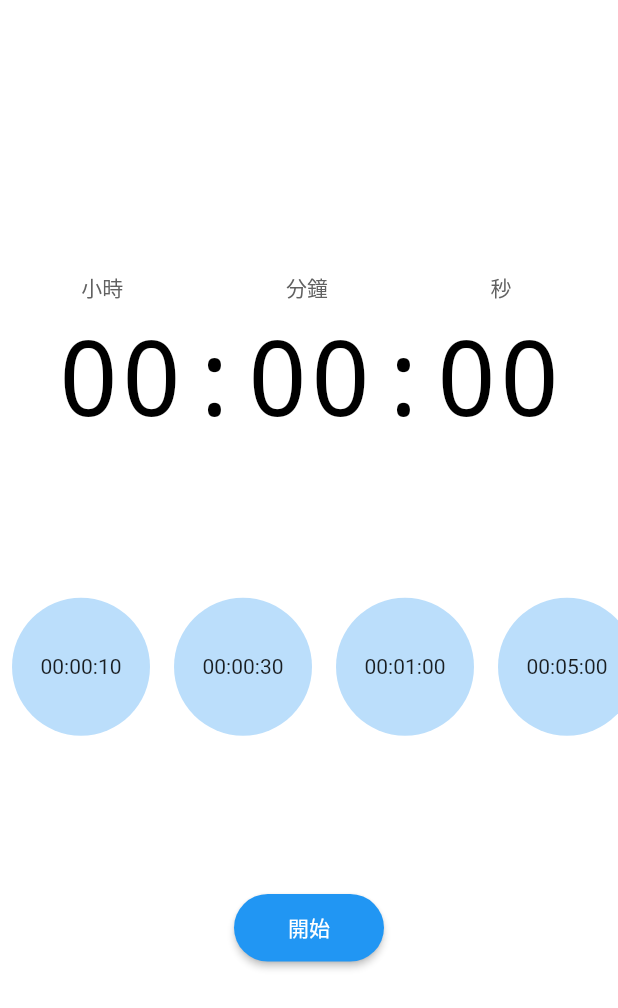
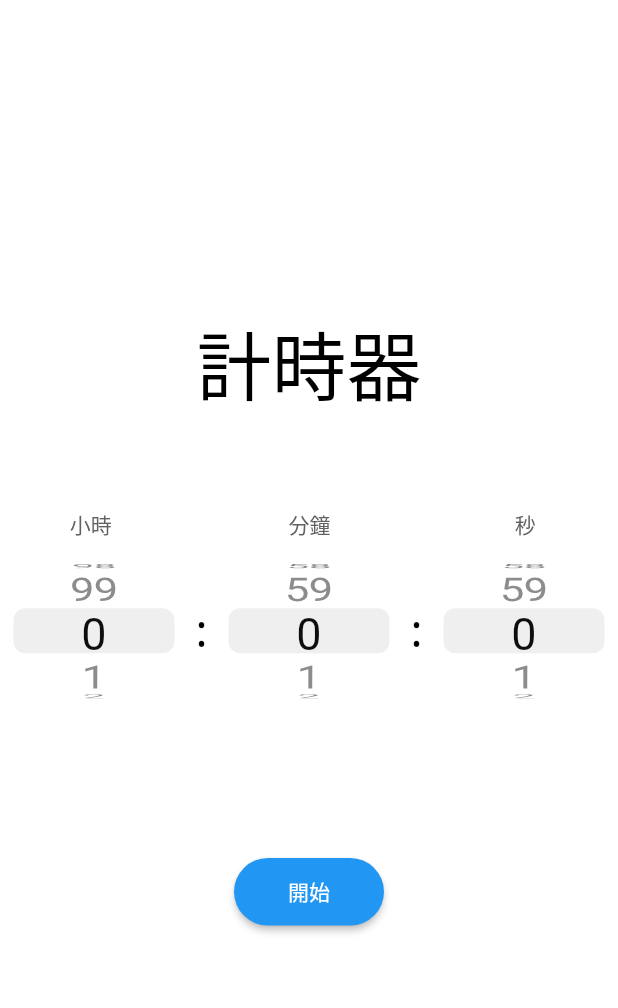
Before and after one commit to yenyen0318/flutter_BLoc, a Flutter app: the screen it shows after launch, on a phone screen of 412 x 824 dp. Shown: the top 1008 px of the screen. Run offline on Flutter 3.47's test engine with Material 2 defaults, Android fonts, the phone set to English and light mode, and no system bars; our stand-ins replace bloc, equatable, flutter_bloc.

Commit message:
add timer selector

```diff
--- a/lib/timer/view/timer_page.dart
+++ b/lib/timer/view/timer_page.dart
@@ -1,3 +1,4 @@
+import 'package:flutter/cupertino.dart';
 import 'package:flutter/material.dart';
 import 'package:flutter_bloc/flutter_bloc.dart';
 
@@ -22,30 +23,54 @@ class TimerView extends StatelessWidget {
 
   @override
   Widget build(BuildContext context) {
+    return BlocBuilder<TimerBloc, TimerState>(
+      buildWhen: (prev, state) => prev.runtimeType != state.runtimeType,
+      builder: (BuildContext context, TimerState state) {
         return Container(
           color: Colors.white,
           child: Column(
             mainAxisAlignment: MainAxisAlignment.center,
             children: [
+              //判斷目前的State是哪種，顯示對應的畫面給使用者
+              if (state is TimerInitial) ...[
+                Text(
+                  '計時器',
+                  style: TextStyle(
+                      fontSize: 50,
+                      color: Colors.black,
+                      decoration: TextDecoration.none,
+                      fontWeight: FontWeight.normal),
+                ),
+                SizedBox(
+                  height: 60,
+                ),
                 TimerName(),
                 SizedBox(
                   height: 10,
                 ),
+                TimeSelector(),
+                SizedBox(
+                  height: 100,
+                ),
+                TimerActions()
+              ] else ...[
                 TimerText(),
                 SizedBox(
                   height: 100,
                 ),
-          editTimerActions(),
+                EditTimerActions(),
                 SizedBox(
                   height: 100,
                 ),
                 TimerActions()
               ],
+            ],
           ),
+        );
+      },
     );
   }
 }
-
 
 class TimerText extends StatelessWidget {
   const TimerText({Key? key}) : super(key: key);
@@ -55,7 +80,7 @@ class TimerText extends StatelessWidget {
     //讓widget監聽TimerBloc的變化
     final duration = context.select((TimerBloc bloc) => bloc.state.duration);
     return Text(
-      TimeTransform(duration),
+      TimeTransform(duration).join(":"),
       style: TextStyle(
           fontSize: 70,
           color: Colors.black,
@@ -65,25 +90,128 @@ class TimerText extends StatelessWidget {
   }
 }
 
+class TimeSelector extends StatelessWidget {
+  const TimeSelector({Key? key}) : super(key: key);
+
+  @override
+  Widget build(BuildContext context) {
+    return Container(
+      child: SizedBox(
+        height: 100,
+        child: Row(children: [
+          Expanded(
+            child: CupertinoPicker(
+              children: List<Text>.generate(
+                100,
+                (i) => Text(
+                  '$i',
+                  style: TextStyle(
+                      fontSize: 30,
+                      color: Colors.black,
+                      decoration: TextDecoration.none,
+                      fontWeight: FontWeight.normal),
+                ),
+              ),
+              onSelectedItemChanged: (value) {
+                debugPrint('hour $value');
+                context.read<TimerBloc>().add(SetTimerTime(addDuration: value*3600));
+              },
+              itemExtent: 30,
+              diameterRatio: 1,
+              looping: true,
+            ),
+          ),
+          Text(
+            ':',
+            style: TextStyle(
+                fontSize: 30,
+                color: Colors.black,
+                decoration: TextDecoration.none,
+                fontWeight: FontWeight.normal),
+          ),
+          Expanded(
+            child: CupertinoPicker(
+              children: List<Text>.generate(
+                60,
+                (i) => Text(
+                  '$i',
+                  style: TextStyle(
+                      fontSize: 30,
+                      color: Colors.black,
+                      decoration: TextDecoration.none,
+                      fontWeight: FontWeight.normal),
+                ),
+              ),
+              onSelectedItemChanged: (value) {
+                debugPrint('min $value');
+                context.read<TimerBloc>().add(SetTimerTime(addDuration: value*60));
+              },
+              itemExtent: 30,
+              diameterRatio: 1,
+              looping: true,
+            ),
+          ),
+          Text(
+            ':',
+            style: TextStyle(
+                fontSize: 30,
+                color: Colors.black,
+                decoration: TextDecoration.none,
+                fontWeight: FontWeight.normal),
+          ),
+          Expanded(
+            child: CupertinoPicker(
+              children: List<Text>.generate(
+                60,
+                (i) => Text(
+                  '$i',
+                  style: TextStyle(
+                      fontSize: 30,
+                      color: Colors.black,
+                      decoration: TextDecoration.none,
+                      fontWeight: FontWeight.normal),
+                ),
+              ),
+              onSelectedItemChanged: (value) {
+                debugPrint('sec $value');
+                context.read<TimerBloc>().add(SetTimerTime(addDuration: value));
+              },
+              itemExtent: 30,
+              diameterRatio: 1,
+              looping: true,
+            ),
+          ),
+        ]),
+      ),
+    );
+  }
+}
+
 class TimerName extends StatelessWidget {
   const TimerName({Key? key}) : super(key: key);
 
   @override
   Widget build(BuildContext context) {
-    return Row(mainAxisAlignment: MainAxisAlignment.spaceAround, children: [
+    return Row(mainAxisAlignment: MainAxisAlignment.spaceEvenly, children: [
       Text('小時',
           style: TextStyle(
               fontSize: 14,
               color: Colors.grey[700],
               decoration: TextDecoration.none,
               fontWeight: FontWeight.normal)),
+      SizedBox(
+        width: 25,
+      ),
       Text('分鐘',
           style: TextStyle(
               fontSize: 14,
               color: Colors.grey[700],
               decoration: TextDecoration.none,
               fontWeight: FontWeight.normal)),
-      Text('秒  ',
+      SizedBox(
+        width: 30,
+      ),
+      Text('秒 ',
           style: TextStyle(
               fontSize: 14,
               color: Colors.grey[700],
@@ -93,8 +221,8 @@ class TimerName extends StatelessWidget {
   }
 }
 
-class editTimerActions extends StatelessWidget {
-  editTimerActions({Key? key}) : super(key: key);
+class EditTimerActions extends StatelessWidget {
+  EditTimerActions({Key? key}) : super(key: key);
   final addTextItems = [10, 30, 60, 300, 600, 3600];
   @override
   Widget build(BuildContext context) {
@@ -132,9 +260,9 @@ class TimerCard extends StatelessWidget {
             alignment: Alignment.center,
             width: 100,
             height: 100,
-                decoration: BoxDecoration(
-                    shape: BoxShape.circle, color: Colors.blue[100]),
-                child: Text(TimeTransform(duration)),
+            decoration:
+                BoxDecoration(shape: BoxShape.circle, color: Colors.blue[100]),
+            child: Text(TimeTransform(duration).join(":")),
           )),
         ));
   }
@@ -227,12 +355,9 @@ class TimerActions extends StatelessWidget {
   }
 }
 
-
-String TimeTransform(int duration){
-  final hoursStr =
-        ((duration / 3600) % 60).floor().toString().padLeft(2, '0');
-    final minutesStr =
-        ((duration / 60) % 60).floor().toString().padLeft(2, '0');
+List<String> TimeTransform(int duration) {
+  final hoursStr = ((duration / 3600) % 60).floor().toString().padLeft(2, '0');
+  final minutesStr = ((duration / 60) % 60).floor().toString().padLeft(2, '0');
   final secondsStr = (duration % 60).floor().toString().padLeft(2, '0');
-  return '$hoursStr:$minutesStr:$secondsStr';
+  return [hoursStr, minutesStr, secondsStr];
 }
```
Lines whose indentation alone changed are shown as unchanged.
